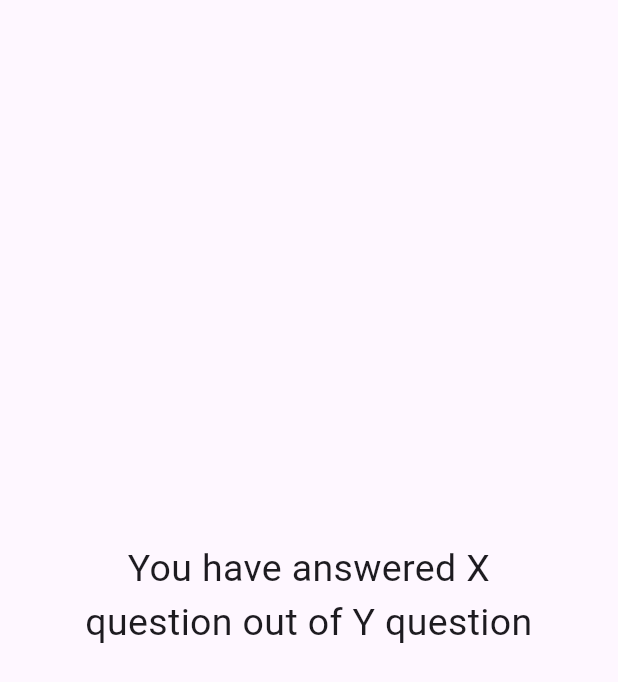
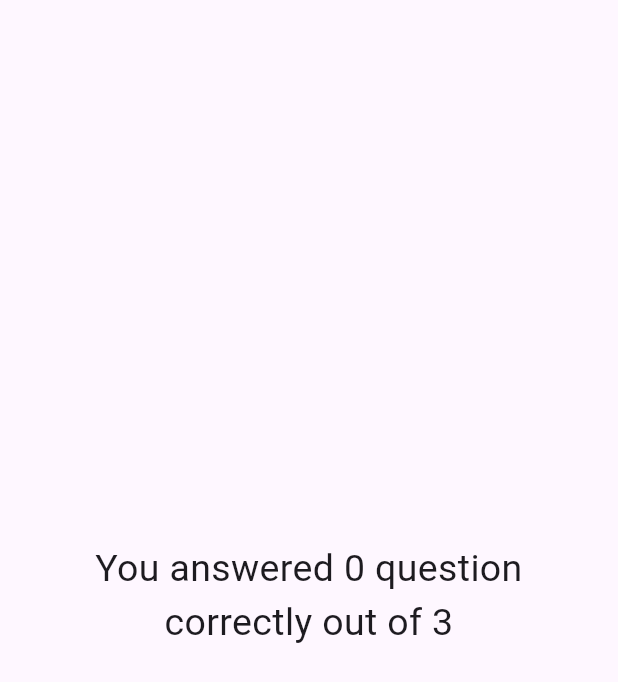
Before and after one commit to SH-Shawon/quiz_app, a Flutter app: the ResultScreen widget shown alone on an empty page, opened directly with empty values, on a phone screen of 412 x 824 dp. Shown: the top 682 px of the screen. Run offline on Flutter 3.47's test engine with Material 3 defaults, Android fonts, the phone set to English and light mode, and no system bars; our stand-ins replace google_fonts.

Commit message:
calculate number of correctly answered question

```diff
--- a/lib/question_summery.dart
+++ b/lib/question_summery.dart
@@ -13,7 +13,8 @@ class QuestionSummery extends StatelessWidget{
           children: [
             Text(((data['questionIndex'] as int) + 1).toString(),style: TextStyle(fontSize: 20),),
             SizedBox(width: 30,),
-            Column(
+            Expanded(  // Expanded widget make sure that the child widget (here Column) can't take more vertical (For column) or horizontal(For Row) space then parent(here Row)
+                child: Column(
                   children: [
                     Text(data['question'] as String,style: TextStyle(fontSize: 20)),
                     SizedBox(height: 10,),
@@ -23,6 +24,7 @@ class QuestionSummery extends StatelessWidget{
                     SizedBox(height: 20,),
               ],
             )
+            )
           ],
         );
       }).toList(),
--- a/lib/result_screen.dart
+++ b/lib/result_screen.dart
@@ -24,6 +24,11 @@ class ResultScreen extends StatelessWidget{
 
   @override
   Widget build(BuildContext context) {
+    List<Map<String,Object>> summeryData = getSummeryData();
+    final totalQuestion = questions.length;
+    final correctlyAnsweredQuestion = summeryData.where((value){
+      return value['actualAnswer'] == value['selectedAnswer'];
+    }).length;
     return SizedBox(
         width: double.infinity,
         child: Container(
@@ -32,9 +37,9 @@ class ResultScreen extends StatelessWidget{
             mainAxisAlignment: MainAxisAlignment.center,
             crossAxisAlignment: CrossAxisAlignment.stretch, // this will take all the available space horizontally
             children: [
-              Text('You have answered X question out of Y question',style: TextStyle(fontSize: 25,),textAlign: TextAlign.center,),
+              Text('You answered $correctlyAnsweredQuestion question correctly out of $totalQuestion',style: TextStyle(fontSize: 25,),textAlign: TextAlign.center,),
               SizedBox(height: 30,),
-              QuestionSummery(summeryData: getSummeryData())
+              QuestionSummery(summeryData: summeryData)
             ],
           ),
         )
```
Lines whose indentation alone changed are shown as unchanged.
